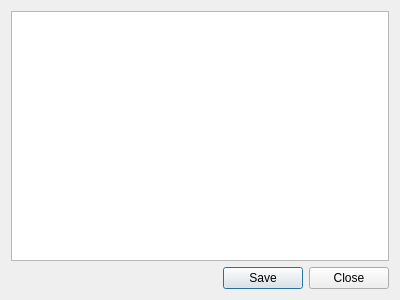
Above: src/view/gamelogdialog.ui from infsega/bbpref before the change. Below: the same form after it.
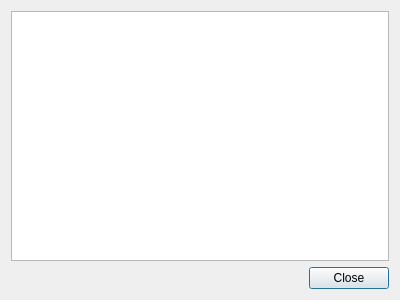
That is the form after the change.

Commit message: SaveGameDialog added. Hide virtual keyboard twice. "Save" button hidden from Game Log dialog (to be done further).

Diff of the .ui file:
```diff
--- a/src/view/gamelogdialog.ui
+++ b/src/view/gamelogdialog.ui
@@ -23,7 +23,7 @@
       <enum>Qt::Horizontal</enum>
      </property>
      <property name="standardButtons">
-      <set>QDialogButtonBox::Close|QDialogButtonBox::Save</set>
+      <set>QDialogButtonBox::Close</set>
      </property>
     </widget>
    </item>
```
The commit also changes 13 other files.
